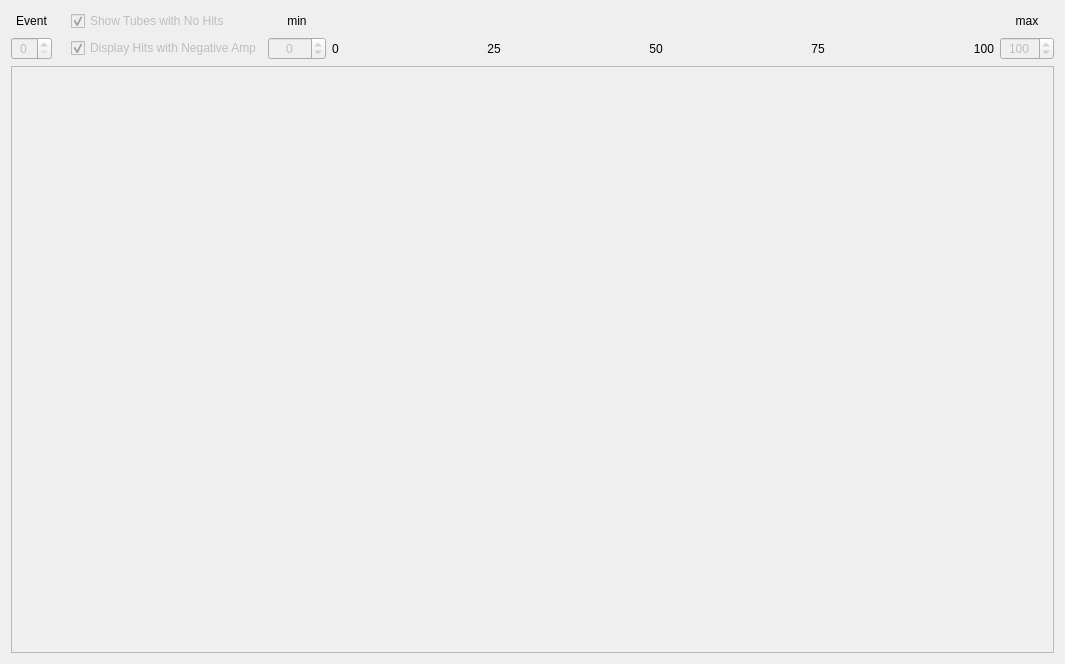
Above: ui/EventDisplayForm.ui from bastianbeischer/TRDEventDisplay before the change. Below: the same form after it.
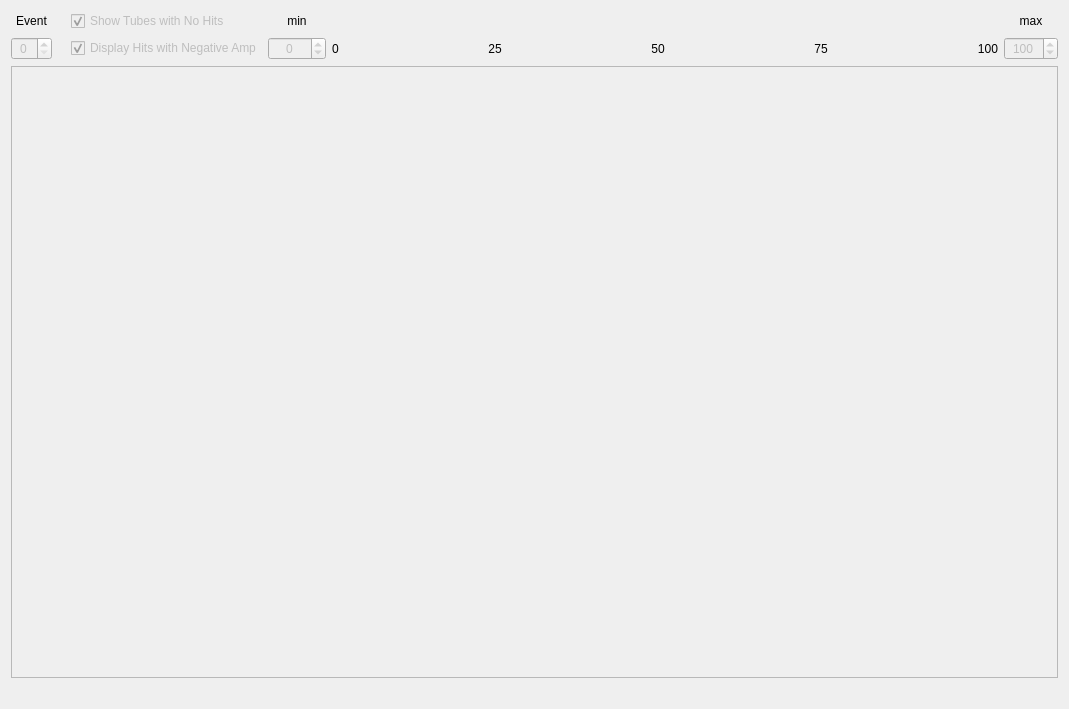
That is the form after the change.

Commit message: Moved status information from MainWidget to EventDisplayWidget. Added additional information about event id and time.

```diff
--- a/ui/EventDisplayForm.ui
+++ b/ui/EventDisplayForm.ui
@@ -7,8 +7,8 @@
    <rect>
     <x>0</x>
     <y>0</y>
-    <width>1065</width>
-    <height>664</height>
+    <width>1069</width>
+    <height>709</height>
    </rect>
   </property>
   <property name="sizePolicy">
@@ -264,6 +264,40 @@
      </property>
     </widget>
    </item>
+   <item row="2" column="0">
+    <layout class="QHBoxLayout" name="m_statusLayout">
+     <item>
+      <widget class="QLabel" name="m_runIdLabel">
+       <property name="text">
+        <string/>
+       </property>
+       <property name="alignment">
+        <set>Qt::AlignCenter</set>
+       </property>
+      </widget>
+     </item>
+     <item>
+      <widget class="QLabel" name="m_eventIdLabel">
+       <property name="text">
+        <string/>
+       </property>
+       <property name="alignment">
+        <set>Qt::AlignCenter</set>
+       </property>
+      </widget>
+     </item>
+     <item>
+      <widget class="QLabel" name="m_timeLabel">
+       <property name="text">
+        <string/>
+       </property>
+       <property name="alignment">
+        <set>Qt::AlignCenter</set>
+       </property>
+      </widget>
+     </item>
+    </layout>
+   </item>
   </layout>
  </widget>
  <tabstops>
```
The commit also changes 7 other files.
